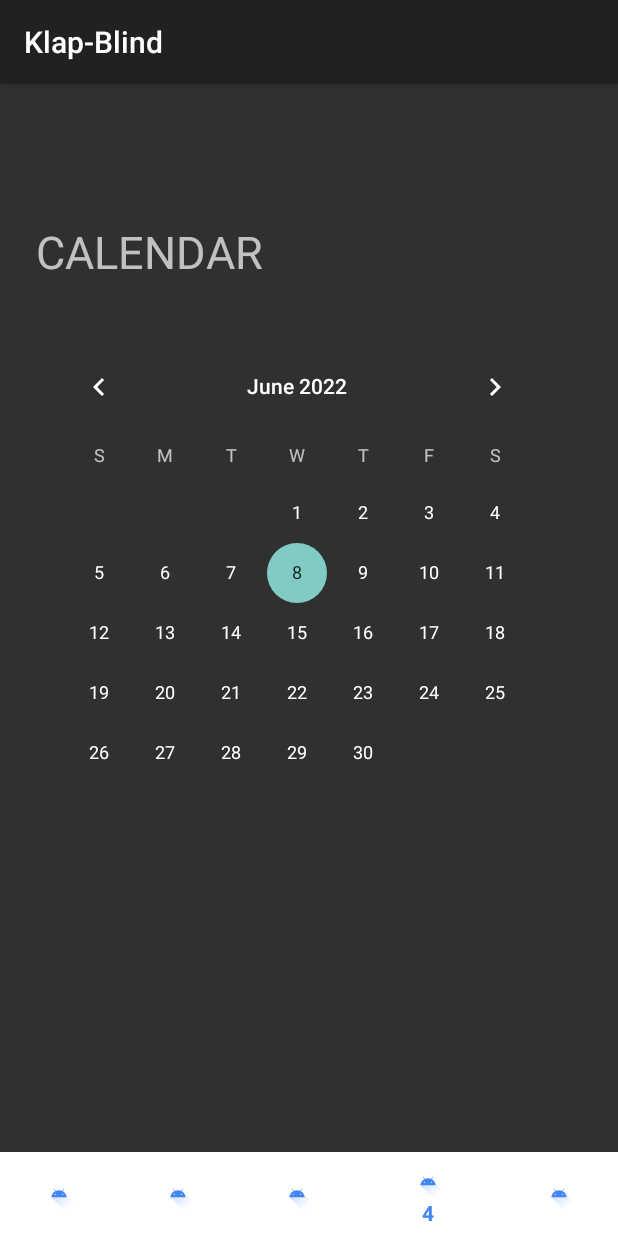
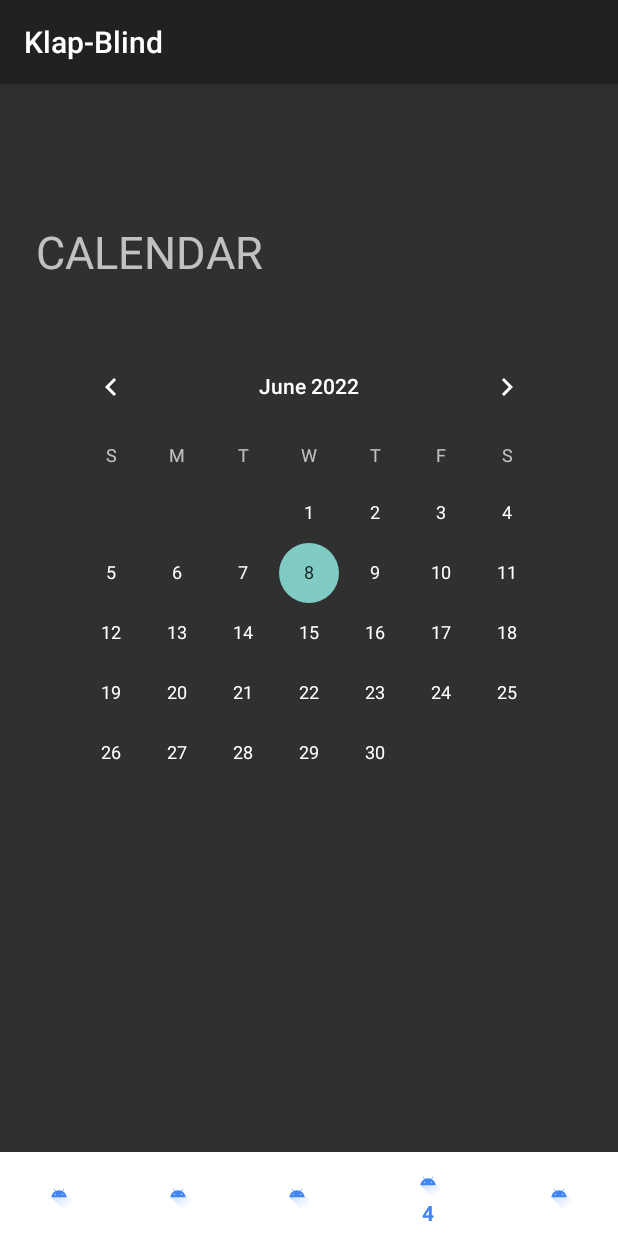
Before and after one commit to zxver1000/Grow_App, an Android app: the screen it shows after launch (StartActivity), item 4 of the bottom bar chosen, on a phone screen of 412 x 824 dp. Run offline under Robolectric (Android 15) with nearby library versions, the light colour scheme and no system bars.

Commit message:
calendar center에 위치하게

```diff
--- a/app/src/main/res/layout/fragment_board.xml
+++ b/app/src/main/res/layout/fragment_board.xml
@@ -11,7 +11,8 @@
         android:layout_width="wrap_content"
         android:layout_height="wrap_content"
         android:layout_marginTop="168dp"
-        app:layout_constraintStart_toStartOf="@+id/calendar_title"
+        app:layout_constraintLeft_toLeftOf="parent"
+        app:layout_constraintRight_toRightOf="parent"
         app:layout_constraintTop_toTopOf="parent" />
 
     <TextView
```
